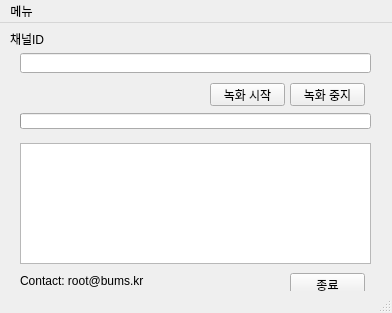
The window that ChzzkLinkUI.ui (reretay/ChzzkLink) describes before a commit, drawn with Qt 5.
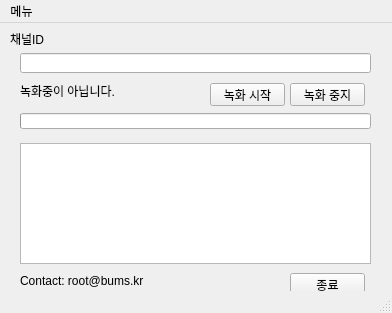
The same window after the commit. Icons and pictures are not drawn.

Commit message: Q라벨을 이용한 상태 표시

The edit to the form file:
```diff
--- a/ChzzkLinkUI.ui
+++ b/ChzzkLinkUI.ui
@@ -122,6 +122,19 @@
      </rect>
     </property>
    </widget>
+   <widget class="QLabel" name="label_status">
+    <property name="geometry">
+     <rect>
+      <x>20</x>
+      <y>60</y>
+      <width>131</width>
+      <height>16</height>
+     </rect>
+    </property>
+    <property name="text">
+     <string>녹화중이 아닙니다.</string>
+    </property>
+   </widget>
   </widget>
   <widget class="QMenuBar" name="menubar">
    <property name="geometry">
```
The commit also changes 1 other file.
